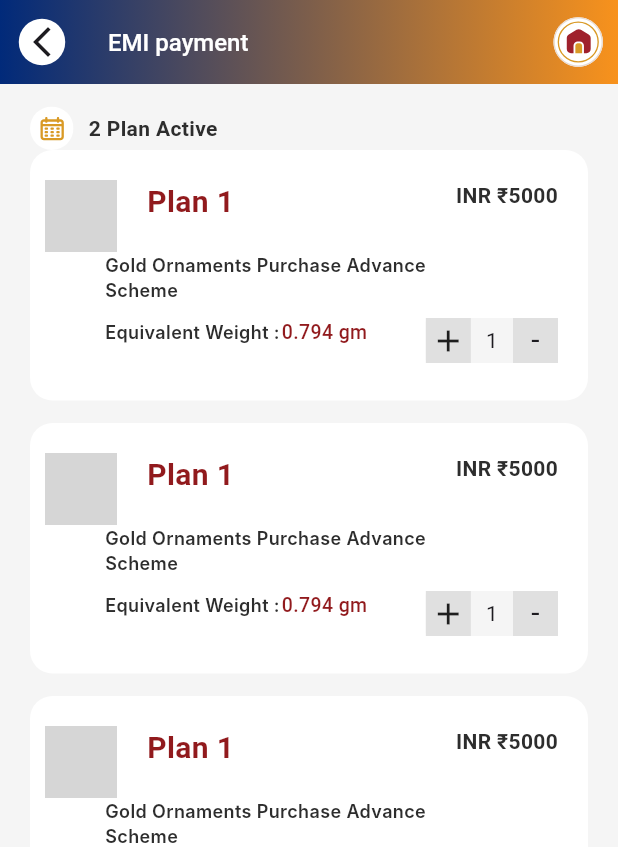
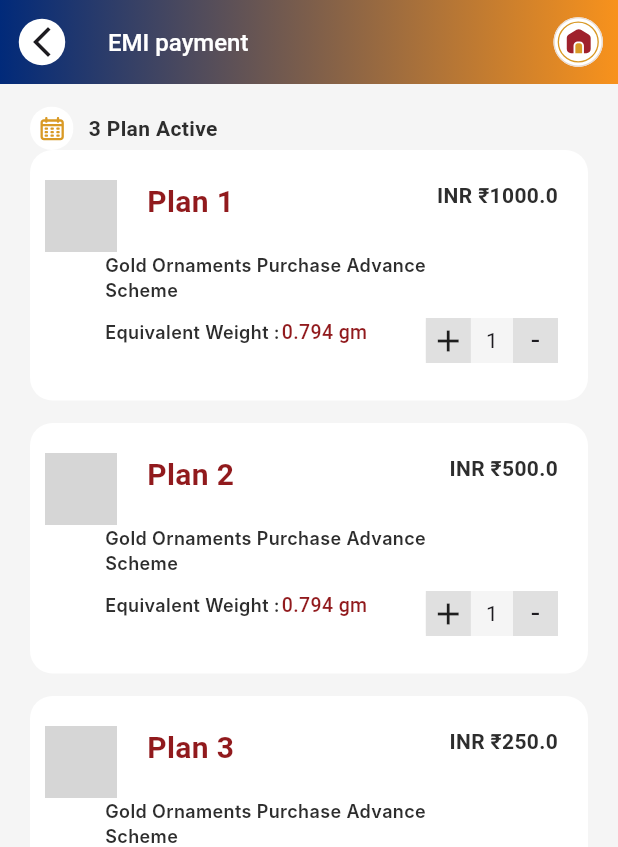
Before and after one commit to NigilDharsan/JewelOne, a Flutter app: the Home_DashBoard_Screen screen opened directly, after a tap on "Online EMI Payment", on a phone screen of 412 x 824 dp. Shown: the top 847 px of the screen. Run offline on Flutter 3.47's test engine with Material 3 defaults, Android fonts, the phone set to English and light mode, and no system bars; our stand-ins replace carousel_slider, dio, flutter_riverpod, flutter_secure_storage, flutter_spinkit, flutter_svg and 2 more; missing offline and left inert: country_list_pick, easy_radio, flutter_cashfree_pg_sdk, scroll_loop_auto_scroll; accounts and stored records are empty; network calls fail; Roboto replaces fonts that are missing (Inter, Metropolis); project files that could hold a hidden picture were left out; grey boxes are pictures that could not be loaded.

Commit message:
Commmitting Online EMI Payment Screen Bug

```diff
--- a/lib/Common_Widgets/Common_Card.dart
+++ b/lib/Common_Widgets/Common_Card.dart
@@ -21,10 +21,12 @@ Widget Plan_Card(context,{required String Img,required String planT}){
          padding: const EdgeInsets.only(top: 10,bottom: 10,left: 10,right: 10),
          child: ImgPathSvg(Img),
        ),
-        Container(
-          margin: EdgeInsets.only(bottom: 20),
-          width: MediaQuery.sizeOf(context).width/4,
-            child: Text(planT,style: planST,maxLines: 2,textAlign: TextAlign.center,)),
+        Padding(
+          padding: const EdgeInsets.only(bottom: 20,left: 5,right: 5),
+          child: Container(
+            width: MediaQuery.sizeOf(context).width/4,
+              child: Text(planT,style: planST,maxLines: 2,textAlign: TextAlign.center,)),
+        ),
       ],
     ),
   );
@@ -110,10 +112,8 @@ Widget New_SSP_Image_Content ({required String text,required String heading, req
         children: [
           isHeadingneeded == true? Text(heading,style: Gramage,):Container(),
           Text(text,style: Content1,),
-
           Column(
             children: [
-
             ],
           )
         ],
--- a/lib/Src/Home_DashBoard_Ui/Home_DashBoard_Screen.dart
+++ b/lib/Src/Home_DashBoard_Ui/Home_DashBoard_Screen.dart
@@ -66,7 +66,6 @@ class _Home_DashBoard_ScreenState extends ConsumerState<Home_DashBoard_Screen> {
         leading: InkWell(
           onTap: (){
             Navigator.push(context, MaterialPageRoute(builder: (context)=>Menu_Screen(
-
             )));
           },
             child: Icon(Icons.menu_outlined)),
@@ -74,7 +73,7 @@ class _Home_DashBoard_ScreenState extends ConsumerState<Home_DashBoard_Screen> {
         title: App_Logo(context),
         actions: [
           Padding(
-            padding: const EdgeInsets.only(right: 20, left: 15),
+            padding: const EdgeInsets.only(right: 10, left: 15),
             child: InkWell(
                 onTap: () {
                   Navigator.push(context, MaterialPageRoute(builder: (context)=>Notification_Screen(
--- a/lib/Src/Online_Emi_Payment_Ui/Online_Emi_Payment_Screen.dart
+++ b/lib/Src/Online_Emi_Payment_Ui/Online_Emi_Payment_Screen.dart
@@ -38,9 +38,9 @@ class _Online_Emi_Payment_ScreenState extends ConsumerState<Online_Emi_Payment_S
   final CFEnvironment environment = CFEnvironment.SANDBOX;
 
   List<EmiOption> emiOptions = [
-    EmiOption(label: '3 months EMI', amount: 1000.0),
-    EmiOption(label: '6 months EMI', amount: 500.0),
-    EmiOption(label: '12 months EMI', amount: 250.0),
+    EmiOption(label: '3 months EMI', amount: 1000.0, plannum: '1'),
+    EmiOption(label: '6 months EMI', amount: 500.0, plannum: '2'),
+    EmiOption(label: '12 months EMI', amount: 250.0, plannum: '3'),
   ];
 
   @override
@@ -73,7 +73,7 @@ class _Online_Emi_Payment_ScreenState extends ConsumerState<Online_Emi_Payment_S
                     children: [
                       ImgPathSvg('calendar2.svg'),
                       const SizedBox(width: 10),
-                      Text('2 Plan Active', style: rate2),
+                      Text('${emiOptions.length} Plan Active', style: rate2),
                       //PLAN TEXT
                     ],
                   ),
@@ -157,10 +157,10 @@ class _Online_Emi_Payment_ScreenState extends ConsumerState<Online_Emi_Payment_S
                     ),
                     Padding(
                       padding: const EdgeInsets.only(left: 20, right: 5),
-                      child: Text('Plan 1', style: Plan_Style),
+                      child: Text('Plan ${emiOptions?[index].plannum ?? ""}', style: Plan_Style),
                     ),
                     const Spacer(),
-                    Text("INR ₹5000", style: rate2),
+                    Text("INR ₹${emiOptions?[index].amount ?? ""}", style: rate2),
                   ],
                 ),
                 Container(
@@ -338,6 +338,7 @@ class _Online_Emi_Payment_ScreenState extends ConsumerState<Online_Emi_Payment_S
 class EmiOption {
   final String label;
   final double amount;
+  final String plannum;
 
-  EmiOption({required this.label, required this.amount});
+  EmiOption( {required this.label, required this.amount,required this.plannum});
 }
```
Also changed, not shown: lib/Model/OnlineEmiPaymentModel.dart (added).
